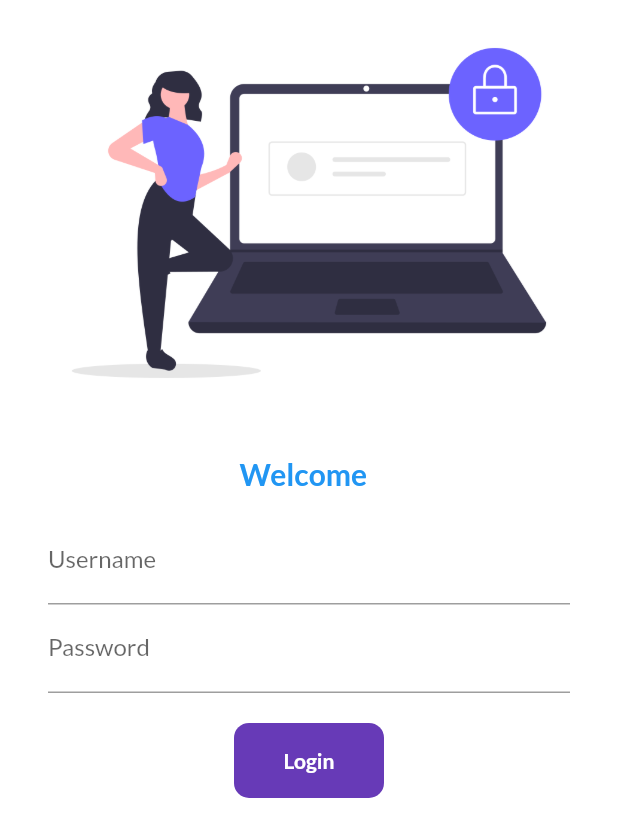
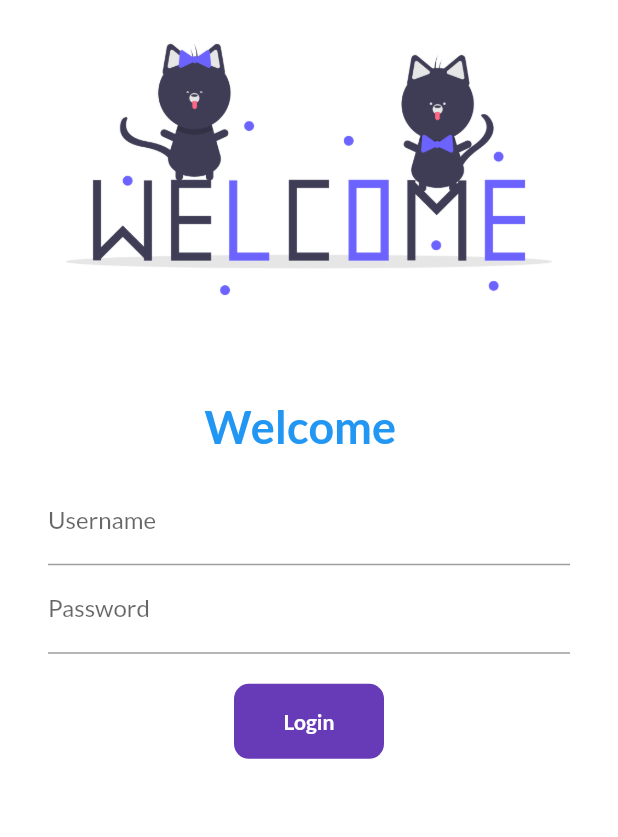
Before and after one commit to SUSHANT-0210/30DaysOfFlutter, a Flutter app: the screen it shows after launch, on a phone screen of 412 x 824 dp. Shown: the top 837 px of the screen. Run offline on Flutter 3.47's test engine with Material 2 defaults, Android fonts, the phone set to English and light mode, and no system bars; our stand-ins replace google_fonts.

Commit message:
Day8 completed

```diff
--- a/lib/pages/login_page.dart
+++ b/lib/pages/login_page.dart
@@ -1,7 +1,6 @@
 import 'package:flutter/material.dart';
 import 'package:flutter_catalog/pages/home_page.dart';
 import 'package:flutter_catalog/pages/utils/routes.dart';
-
 
 class LoginPage extends StatefulWidget {
   const LoginPage({Key? key}) : super(key: key);
@@ -11,69 +10,110 @@ class LoginPage extends StatefulWidget {
 }
 
 class _LoginPageState extends State<LoginPage> {
-  String name =" ";
+  String name = " ";
   bool changeShape = false;
+  final _formKey = GlobalKey<FormState>();
+
+  moveToHome(BuildContext context) async {
+
+    if ( _formKey.currentState != null &&  _formKey.currentState!.validate()) {
+      setState(() {
+        changeShape = true;
+      });
+      await Future.delayed(Duration(seconds: 1));
+      await Navigator.pushNamed(context, MyRoutes.homeRoute);
+      setState(() {
+        changeShape = false;
+      });
+    }
+  }
+
   @override
   Widget build(BuildContext context) {
     return Material(
         color: Colors.white,
+        child: SingleChildScrollView(
+          child: Form(
+            key: _formKey,
             child: Column(
               children: [
-          Image.asset("assets/images/login_pic.png"),
-          SizedBox(height: 20),
-          Text("Welcome $name", style: TextStyle(fontSize: 20 , fontWeight: FontWeight.bold, color: Colors.blue, )),
+                Image.asset("assets/images/welcome.png"),
+                SizedBox(height: 40),
+                Text("Welcome $name",
+                    style: TextStyle(
+                      fontSize: 30,
+                      fontWeight: FontWeight.bold,
+                      color: Colors.blue,
+                    )),
                 Padding(
-            padding: const EdgeInsets.symmetric(horizontal: 32,vertical: 16),
-
+                  padding:
+                      const EdgeInsets.symmetric(horizontal: 32, vertical: 16),
                   child: Column(
                     children: [
                       TextFormField(
-              decoration: InputDecoration(hintText: "Enter Username", labelText: "Username"),
-              onChanged: (value){
-                name=value;
+                        decoration: InputDecoration(
+                            hintText: "Enter Username", labelText: "Username"),
+                        validator: (value) {
+                          if (value?.isEmpty ?? true) {
+                            return "Username cannot be empty";
+                          }
+                          return null;
+                        },
+
+                        onChanged: (value) {
+                          name = value;
                           setState(() {});
-
-
                         },
                       ),
-            TextFormField( obscureText: true , decoration: InputDecoration(hintText: "Enter Password", labelText: "Password"),),
+                      TextFormField(
+                        obscureText: true,
+                        validator: (value) {
+
+                          if (value?.isEmpty ?? true){
+                            return "Password cannot be empty";
+                          }
+                          else if (  value!.length < 6){
+                            return "Password length should be atleast 6";
+
+                          }
+                        },
+                        decoration: InputDecoration(
+                            hintText: "Enter Password", labelText: "Password"),
+                      ),
+
                       SizedBox(height: 20),
-            InkWell(
-              onTap: () async{
-                setState(() {
-                  changeShape =true;
-
-                });
-                await Future.delayed(Duration(seconds: 1));
-                Navigator.pushNamed(context, MyRoutes.homeRoute);
-
-              },
+                      Material(
+                        color: Colors.deepPurple,
+                        borderRadius:
+                            BorderRadius.circular(changeShape ? 50 : 10),
+                        child: InkWell(
+                          onTap: () => moveToHome(context),
                           child: AnimatedContainer(
                             duration: Duration(seconds: 1),
-                width: changeShape?50:100,
+                            width: changeShape ? 50 : 100,
                             height: 50,
-
                             alignment: Alignment.center,
-
-                decoration: BoxDecoration(
-                  // shape: changeShape? BoxShape.circle: BoxShape.rectangle,
-                  borderRadius: BorderRadius.circular(changeShape? 50: 10),
-                  color: Colors.deepPurple
-
+                            child: changeShape
+                                ? Icon(Icons.done_all_sharp,
+                                    color: Colors.white)
+                                : Text(
+                                    "Login",
+                                    style: TextStyle(
+                                        color: Colors.white,
+                                        fontWeight: FontWeight.bold),
                                   ),
-
-                child: changeShape?Icon(Icons.done_all_sharp,color: Colors.white) : Text("Login", style: TextStyle(color: Colors.white, fontWeight: FontWeight.bold),),
+                          ),
                         ),
                       ),
                       // ElevatedButton(child: Text("Login"),style: TextButton.styleFrom(minimumSize: Size(90, 35) ), onPressed: (){
                       //   Navigator.pushNamed(context, MyRoutes.homeRoute);
                       // }  )
-
                     ],
                   ),
                 )
-        ],)
-    );
-
+              ],
+            ),
+          ),
+        ));
   }
 }
```
Also changed, not shown: assets/images/welcome.png (added). Lines whose indentation alone changed are shown as unchanged.
